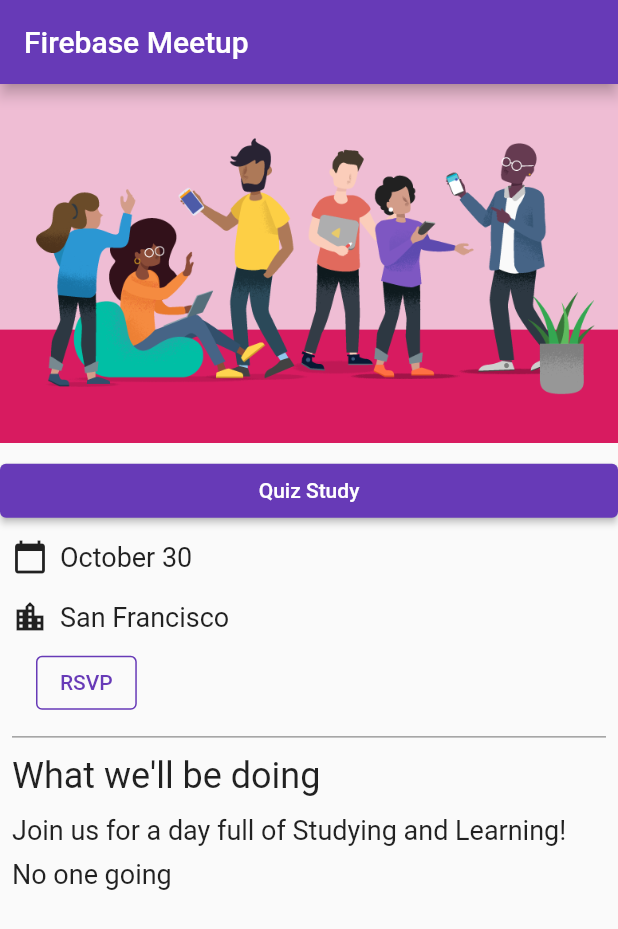
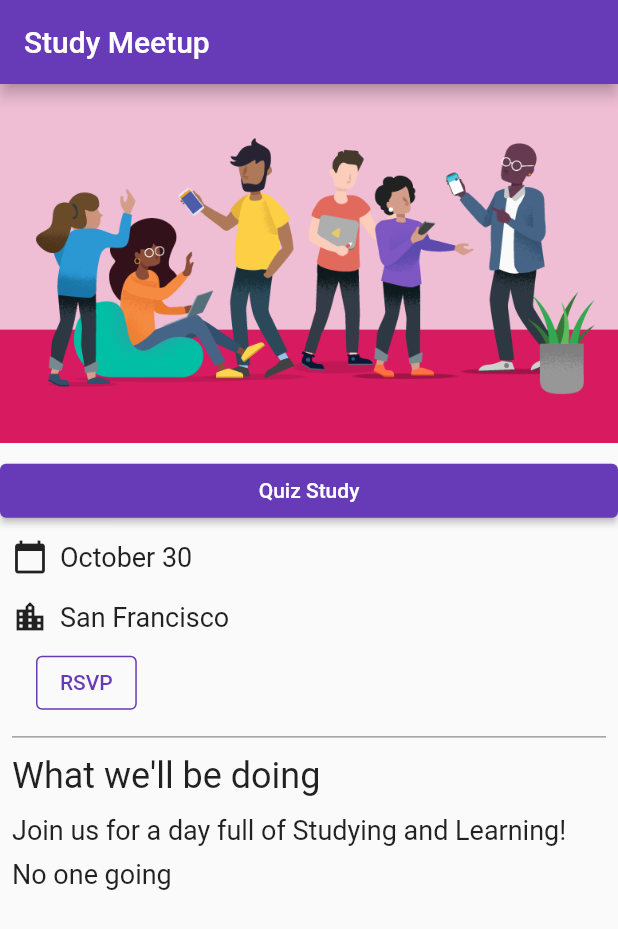
Before and after one commit to JosephSizz/Flutter-FireBase-HGP, a Flutter app: the screen it shows after launch, on a phone screen of 412 x 824 dp. Shown: the top 929 px of the screen. Run offline on Flutter 3.47's test engine with Material 2 defaults, Android fonts, the phone set to English and light mode, and no system bars; our stand-ins replace cloud_firestore, firebase_auth, firebase_core, google_fonts; accounts and stored records are empty.

Commit message:
Update main.dart

```diff
--- a/lib/main.dart
+++ b/lib/main.dart
@@ -52,7 +52,7 @@ class HomePage extends StatelessWidget {
   Widget build(BuildContext context) {
     return Scaffold(
       appBar: AppBar(
-        title: const Text('Firebase Meetup'),
+        title: const Text('Study Meetup'),
       ),
       body: ListView(
         children: <Widget>[
```
